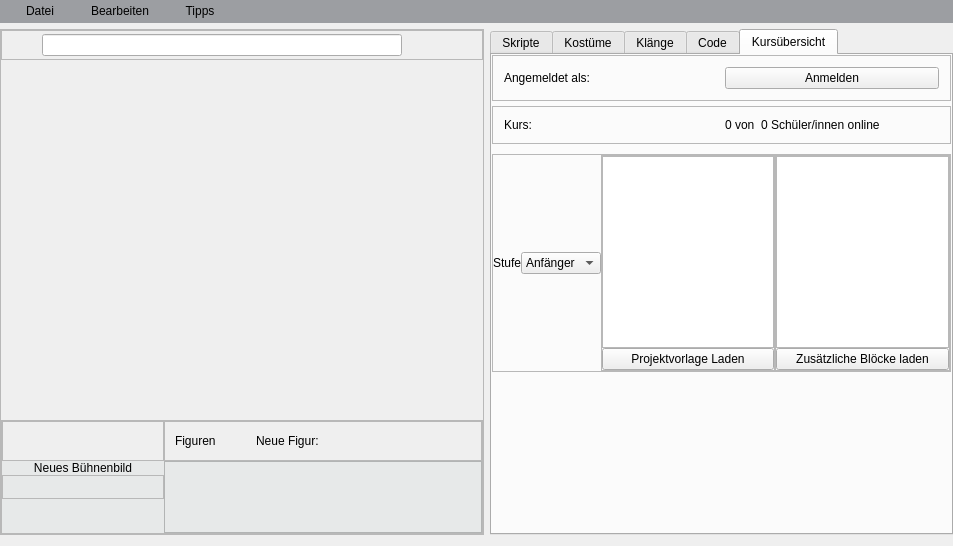
Above: src/mainwindow.ui from stes/it4kids before the change. Below: the same form after it.
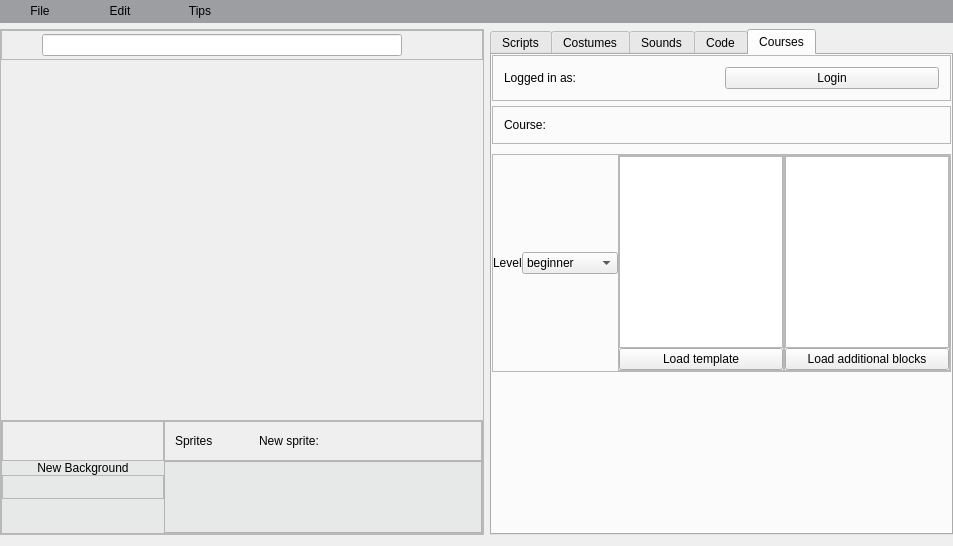
That is the form after the change. The open tabs and pages were chosen to show the change. Icons and pictures are not drawn. Custom widgets are drawn as their Qt base class.

Patch:
```diff
--- a/src/mainwindow.ui
+++ b/src/mainwindow.ui
@@ -11,7 +11,7 @@
    </rect>
   </property>
   <property name="windowTitle">
-   <string>MainWindow</string>
+   <string>IT4Kids Editor</string>
   </property>
   <widget class="QWidget" name="centralWidget">
    <layout class="QGridLayout" name="gridLayout_2">
@@ -228,9 +228,9 @@
               <number>0</number>
              </property>
              <item>
-              <widget class="QLabel" name="label_2">
+              <widget class="QLabel" name="sprites">
                <property name="text">
-                <string>Figuren</string>
+                <string>Sprites</string>
                </property>
               </widget>
              </item>
@@ -248,14 +248,14 @@
               </spacer>
              </item>
              <item>
-              <widget class="QLabel" name="label">
+              <widget class="QLabel" name="newSprite">
                <property name="text">
-                <string>Neue Figur:</string>
+                <string>New sprite:</string>
                </property>
               </widget>
              </item>
              <item>
-              <widget class="QPushButton" name="pushButton_7">
+              <widget class="QPushButton" name="spriteFromLibrary">
                <property name="sizePolicy">
                 <sizepolicy hsizetype="Fixed" vsizetype="Fixed">
                  <horstretch>0</horstretch>
@@ -278,7 +278,7 @@
               </widget>
              </item>
              <item>
-              <widget class="QPushButton" name="pushButton_6">
+              <widget class="QPushButton" name="spriteFromDraw">
                <property name="sizePolicy">
                 <sizepolicy hsizetype="Fixed" vsizetype="Fixed">
                  <horstretch>0</horstretch>
@@ -318,7 +318,7 @@
               </widget>
              </item>
              <item>
-              <widget class="QPushButton" name="pushButton_8">
+              <widget class="QPushButton" name="spriteFromCamera">
                <property name="sizePolicy">
                 <sizepolicy hsizetype="Fixed" vsizetype="Fixed">
                  <horstretch>0</horstretch>
@@ -451,7 +451,7 @@
              <item>
               <widget class="QLabel" name="newBg">
                <property name="text">
-                <string>Neues Bühnenbild</string>
+                <string>New Background</string>
                </property>
                <property name="alignment">
                 <set>Qt::AlignCenter</set>
@@ -627,7 +627,7 @@
           <string notr="true"/>
          </property>
          <property name="text">
-          <string>Datei</string>
+          <string>File</string>
          </property>
          <property name="default">
           <bool>false</bool>
@@ -655,7 +655,7 @@
           <string notr="true"/>
          </property>
          <property name="text">
-          <string>Bearbeiten</string>
+          <string>Edit</string>
          </property>
          <property name="default">
           <bool>false</bool>
@@ -683,7 +683,7 @@
           <string notr="true"/>
          </property>
          <property name="text">
-          <string>Tipps</string>
+          <string>Tips</string>
          </property>
          <property name="default">
           <bool>false</bool>
@@ -765,7 +765,7 @@
       </property>
       <widget class="QWidget" name="tabScript">
        <attribute name="title">
-        <string>Skripte</string>
+        <string>Scripts</string>
        </attribute>
        <layout class="QHBoxLayout" name="horizontalLayout_3">
         <property name="spacing">
@@ -876,7 +876,7 @@
       </widget>
       <widget class="QWidget" name="tabCostume">
        <attribute name="title">
-        <string>Kostüme</string>
+        <string>Costumes</string>
        </attribute>
        <layout class="QHBoxLayout" name="horizontalLayout_5">
         <item>
@@ -916,7 +916,7 @@
 color: #5c5d5f;</string>
              </property>
              <property name="text">
-              <string>Neues Kostüm:</string>
+              <string>New costume:</string>
              </property>
              <property name="alignment">
               <set>Qt::AlignCenter</set>
@@ -1067,7 +1067,7 @@
       </widget>
       <widget class="QWidget" name="tabSound">
        <attribute name="title">
-        <string>Klänge</string>
+        <string>Sounds</string>
        </attribute>
        <layout class="QHBoxLayout" name="horizontalLayout_8">
         <item>
@@ -1101,13 +1101,13 @@
             <number>0</number>
            </property>
            <item>
-            <widget class="QLabel" name="label_3">
+            <widget class="QLabel" name="newSound">
              <property name="styleSheet">
               <string notr="true">font-weight: bold;
 color: #5c5d5f;</string>
              </property>
              <property name="text">
-              <string>Neuer Klang:</string>
+              <string>New sound:</string>
              </property>
              <property name="alignment">
               <set>Qt::AlignCenter</set>
@@ -1512,7 +1512,7 @@
       </widget>
       <widget class="QWidget" name="tabTeacher">
        <attribute name="title">
-        <string>Kursübersicht</string>
+        <string>Courses</string>
        </attribute>
        <layout class="QVBoxLayout" name="verticalLayout_7">
         <property name="spacing">
@@ -1548,7 +1548,7 @@
            <item>
             <widget class="QLabel" name="teacherName">
              <property name="text">
-              <string>Angemeldet als:</string>
+              <string>Logged in as:</string>
              </property>
             </widget>
            </item>
@@ -1558,7 +1558,7 @@
               <string notr="true">color: #000000;</string>
              </property>
              <property name="text">
-              <string>Anmelden</string>
+              <string>Login</string>
              </property>
             </widget>
            </item>
@@ -1583,14 +1583,14 @@
            <item>
             <widget class="QLabel" name="groupName">
              <property name="text">
-              <string>Kurs:</string>
+              <string>Course:</string>
              </property>
             </widget>
            </item>
            <item>
             <widget class="QLabel" name="currentLoggedIn">
              <property name="text">
-              <string>0 von  0 Schüler/innen online</string>
+              <string/>
              </property>
             </widget>
            </item>
@@ -1644,7 +1644,7 @@
             <number>0</number>
            </property>
            <item>
-            <widget class="QLabel" name="label_7">
+            <widget class="QLabel" name="level">
              <property name="sizePolicy">
               <sizepolicy hsizetype="Fixed" vsizetype="Preferred">
                <horstretch>0</horstretch>
@@ -1652,7 +1652,7 @@
               </sizepolicy>
              </property>
              <property name="text">
-              <string>Stufe</string>
+              <string>Level</string>
              </property>
             </widget>
            </item>
@@ -1660,17 +1660,17 @@
             <widget class="QComboBox" name="comboBox">
              <item>
               <property name="text">
-               <string>Anfänger</string>
+               <string>beginner</string>
               </property>
              </item>
              <item>
               <property name="text">
-               <string>Fortg,</string>
+               <string>advanced</string>
               </property>
              </item>
              <item>
               <property name="text">
-               <string>Profi</string>
+               <string>professional</string>
               </property>
              </item>
             </widget>
@@ -1703,12 +1703,12 @@
                <widget class="QListWidget" name="listWidget"/>
               </item>
               <item>
-               <widget class="QPushButton" name="pushButton_2">
+               <widget class="QPushButton" name="buttonLoadTemplate">
                 <property name="styleSheet">
                  <string notr="true">color: #000000;</string>
                 </property>
                 <property name="text">
-                 <string>Projektvorlage Laden</string>
+                 <string>Load template</string>
                 </property>
                </widget>
               </item>
@@ -1755,7 +1755,7 @@
                  <string notr="true">color: #000000;</string>
                 </property>
                 <property name="text">
-                 <string>Zusätzliche Blöcke laden</string>
+                 <string>Load additional blocks</string>
                 </property>
                </widget>
               </item>
```
